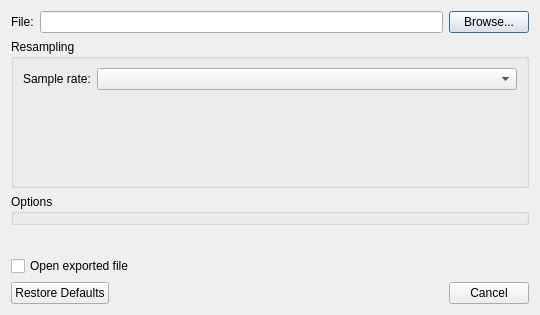
Before: the Qt Designer form src/Plugin/src/BasicExportDialog.ui in till213/SkyDolly, drawn with Qt 5.
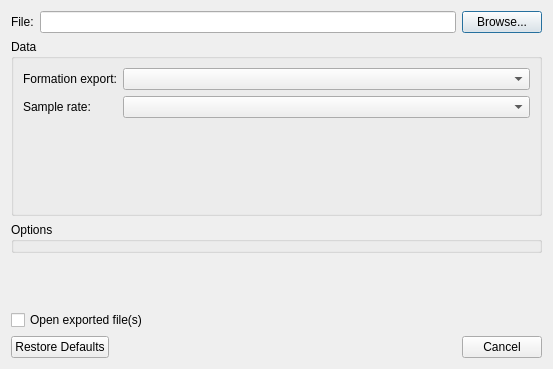
After: the same form once the commit is applied.

```diff
--- a/src/Plugin/src/BasicExportDialog.ui
+++ b/src/Plugin/src/BasicExportDialog.ui
@@ -6,8 +6,8 @@
    <rect>
     <x>0</x>
     <y>0</y>
-    <width>540</width>
-    <height>315</height>
+    <width>553</width>
+    <height>369</height>
    </rect>
   </property>
   <property name="windowTitle">
@@ -45,20 +45,27 @@
    <item>
     <widget class="QGroupBox" name="informationGroupBox">
      <property name="title">
-      <string>Resampling</string>
+      <string>Data</string>
      </property>
      <layout class="QFormLayout" name="formLayout_3">
-      <item row="0" column="0">
+      <item row="1" column="0">
        <widget class="QLabel" name="label">
         <property name="text">
          <string>Sample rate:</string>
         </property>
        </widget>
       </item>
-      <item row="0" column="1">
-       <widget class="QComboBox" name="resamplingComboBox"/>
+      <item row="1" column="1">
+       <widget class="QComboBox" name="resamplingComboBox">
+        <property name="minimumSize">
+         <size>
+          <width>200</width>
+          <height>0</height>
+         </size>
+        </property>
+       </widget>
       </item>
-      <item row="1" column="0" colspan="2">
+      <item row="2" column="0" colspan="2">
        <widget class="QLabel" name="infoLabel">
         <property name="minimumSize">
          <size>
@@ -74,6 +81,23 @@
         </property>
        </widget>
       </item>
+      <item row="0" column="0">
+       <widget class="QLabel" name="formationExportLabel">
+        <property name="text">
+         <string>Formation export:</string>
+        </property>
+       </widget>
+      </item>
+      <item row="0" column="1">
+       <widget class="QComboBox" name="formationExportComboBox">
+        <property name="minimumSize">
+         <size>
+          <width>200</width>
+          <height>0</height>
+         </size>
+        </property>
+       </widget>
+      </item>
      </layout>
     </widget>
    </item>
@@ -100,7 +124,7 @@
    <item>
     <widget class="QCheckBox" name="openExportCheckBox">
      <property name="text">
-      <string>Open exported file</string>
+      <string>Open exported file(s)</string>
      </property>
     </widget>
    </item>
```
Left out of the diff: 2 changed lines with no effect on the pictures.
